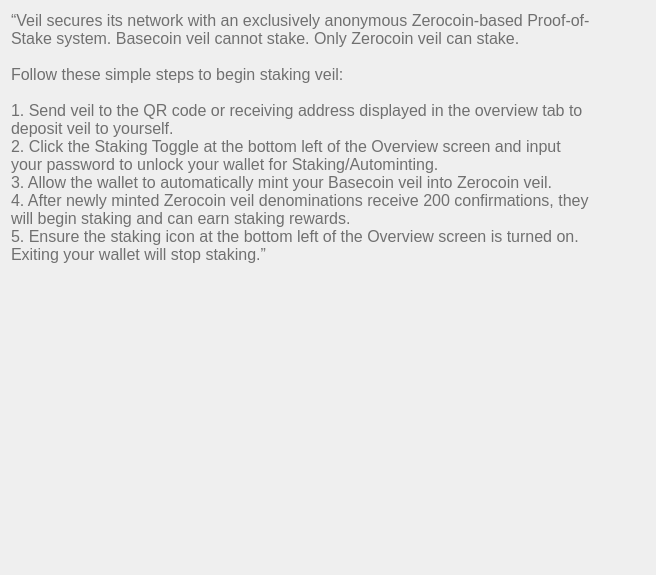
Veil-Project/veil, file src/qt/veil/forms/settingsfaq08.ui: the form before one commit.
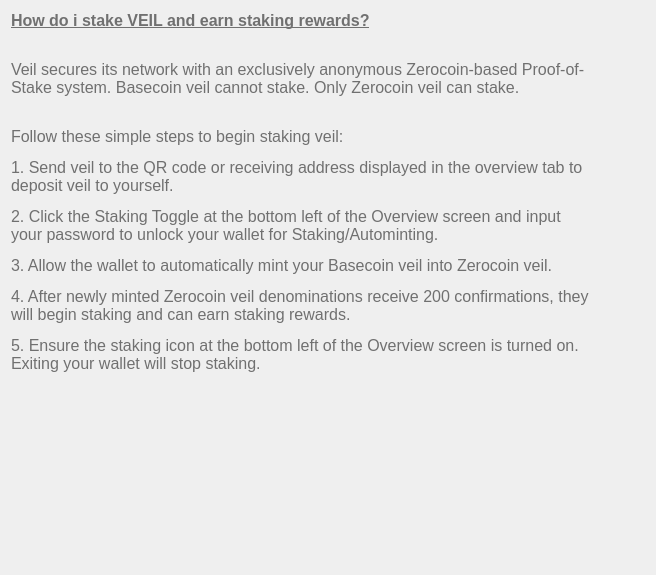
The form after the commit.

```diff
--- a/src/qt/veil/forms/settingsfaq08.ui
+++ b/src/qt/veil/forms/settingsfaq08.ui
@@ -33,15 +33,7 @@
       <string notr="true">font-weight:200;</string>
      </property>
      <property name="text">
-      <string>“Veil secures its network with an exclusively anonymous Zerocoin-based Proof-of-Stake system. Basecoin veil cannot stake. Only Zerocoin veil can stake.
-
-Follow these simple steps to begin staking veil:
-
-1. Send veil to the QR code or receiving address displayed in the overview tab to deposit veil to yourself.
-2. Click the Staking Toggle at the bottom left of the Overview screen and input your password to unlock your wallet for Staking/Autominting.
-3. Allow the wallet to automatically mint your Basecoin veil into Zerocoin veil.
-4. After newly minted Zerocoin veil denominations receive 200 confirmations, they will begin staking and can earn staking rewards.
-5. Ensure the staking icon at the bottom left of the Overview screen is turned on. Exiting your wallet will stop staking.”					</string>
+      <string>&lt;html&gt;&lt;head/&gt;&lt;body&gt;&lt;p&gt;&lt;span style=&quot; font-size:12pt; font-weight:600; text-decoration: underline;&quot;&gt;How do i stake VEIL and earn staking rewards?&lt;/span&gt;&lt;/p&gt;&lt;p&gt;&lt;span style=&quot; font-size:12pt;&quot;&gt;&lt;br/&gt;Veil secures its network with an exclusively anonymous Zerocoin-based Proof-of-Stake system. Basecoin veil cannot stake. Only Zerocoin veil can stake.&lt;br/&gt;&lt;/span&gt;&lt;/p&gt;&lt;p&gt;&lt;span style=&quot; font-size:12pt;&quot;&gt;Follow these simple steps to begin staking veil:&lt;/span&gt;&lt;/p&gt;&lt;p&gt;&lt;span style=&quot; font-size:12pt;&quot;&gt;1. Send veil to the QR code or receiving address displayed in the overview tab to deposit veil to yourself.&lt;/span&gt;&lt;/p&gt;&lt;p&gt;&lt;span style=&quot; font-size:12pt;&quot;&gt;2. Click the Staking Toggle at the bottom left of the Overview screen and input your password to unlock your wallet for Staking/Autominting.&lt;/span&gt;&lt;/p&gt;&lt;p&gt;&lt;span style=&quot; font-size:12pt;&quot;&gt;3. Allow the wallet to automatically mint your Basecoin veil into Zerocoin veil.&lt;/span&gt;&lt;/p&gt;&lt;p&gt;&lt;span style=&quot; font-size:12pt;&quot;&gt;4. After newly minted Zerocoin veil denominations receive 200 confirmations, they will begin staking and can earn staking rewards.&lt;/span&gt;&lt;/p&gt;&lt;p&gt;&lt;span style=&quot; font-size:12pt;&quot;&gt;5. Ensure the staking icon at the bottom left of the Overview screen is turned on. Exiting your wallet will stop staking. &lt;/span&gt;&lt;/p&gt;&lt;/body&gt;&lt;/html&gt;</string>
      </property>
      <property name="alignment">
       <set>Qt::AlignLeading|Qt::AlignLeft|Qt::AlignTop</set>
```
